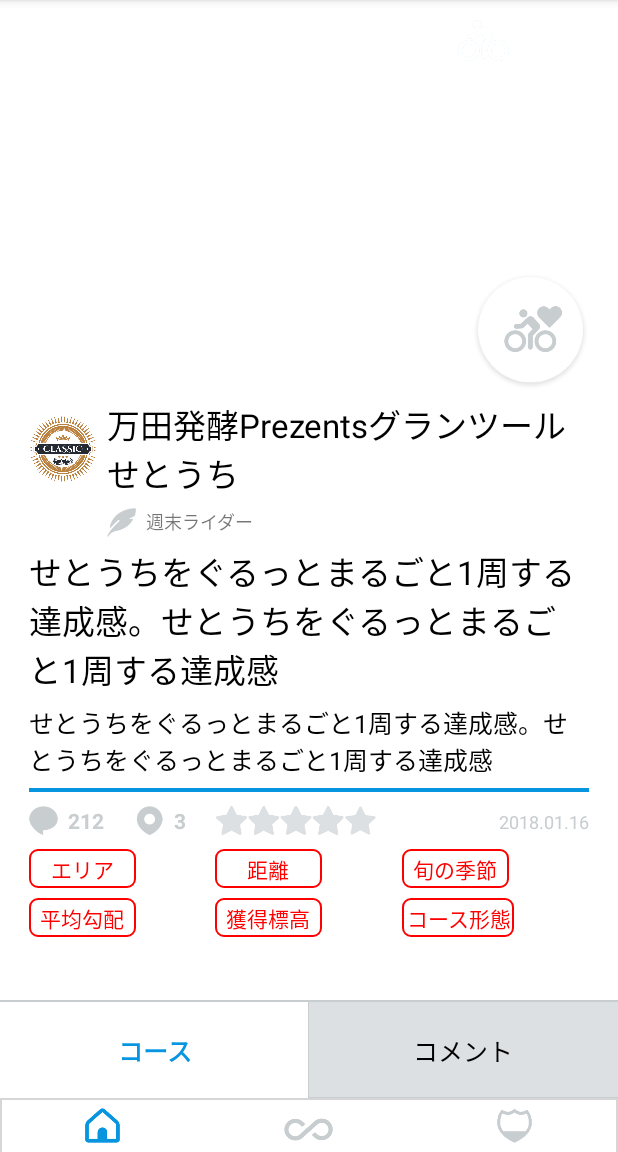
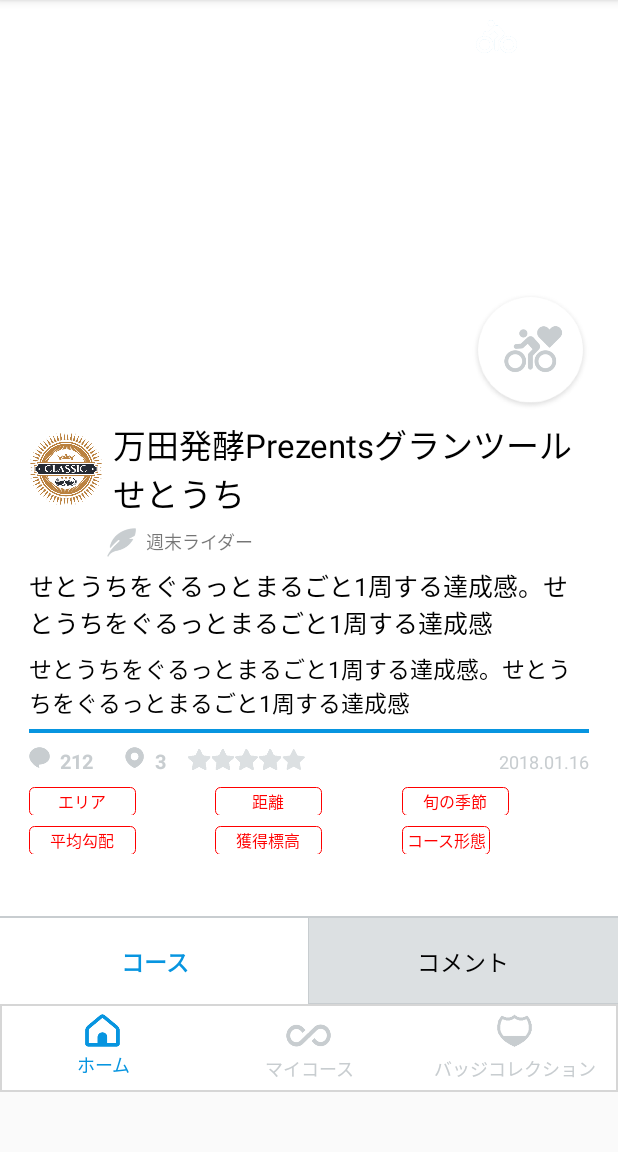
Before and after one commit to dienanh2210/TDAndroid, an Android app: the fragment CourseDetailFragment shown on its own in the app's theme, after a tap on an icon or button, on a phone screen of 412 x 824 dp, the part 84-1236 px from its top. Run offline under Robolectric (Android 15) with nearby library versions, the phone set to English and light mode, and no system bars; our stand-ins replace ButterKnife, Picasso, Volley, sdp/ssp sizes; libraries missing offline, so code that uses them is left out: com.facebook, com.facebook.login, com.linecorp.linesdk, com.twitter.sdk; plain views replace RoundedImageView; network calls fail; pictures from the network do not load; 2 statements that could not run were skipped; 1 other tap on this screen came first.

```diff
--- a/app/src/main/java/vn/javis/tourde/activity/CourseListActivity.java
+++ b/app/src/main/java/vn/javis/tourde/activity/CourseListActivity.java
@@ -35,7 +35,9 @@ import java.util.HashMap;
 import java.util.List;
 import java.util.Locale;
 
+import vn.javis.tourde.apiservice.CommentsAPI;
 import vn.javis.tourde.apiservice.ListCourseAPI;
+import vn.javis.tourde.apiservice.LoginAPI;
 import vn.javis.tourde.fragment.BadgeCollectionFragment;
 import vn.javis.tourde.fragment.CourseDetailFragment;
 import vn.javis.tourde.fragment.CourseDetailSpotImagesFragment;
@@ -43,6 +45,7 @@ import vn.javis.tourde.fragment.CourseDriveFragment;
 import vn.javis.tourde.fragment.CourseListFragment;
 import vn.javis.tourde.R;
 import vn.javis.tourde.fragment.FragmentTabLayoutMyCourse;
+import vn.javis.tourde.fragment.LoginFragment;
 import vn.javis.tourde.fragment.PostCommentFragment;
 import vn.javis.tourde.fragment.TakePhotoFragment;
 import vn.javis.tourde.services.GoogleService;
@@ -149,7 +152,6 @@ public class CourseListActivity extends AppCompatActivity implements ServiceCall
 
     public void showCommentPost() {
         openPage(new PostCommentFragment(), true);
-
     }
 
     public void showCourseDrive() {
--- a/app/src/main/java/vn/javis/tourde/activity/MainActivity.java
+++ b/app/src/main/java/vn/javis/tourde/activity/MainActivity.java
@@ -23,6 +23,7 @@ import java.util.ArrayList;
 import java.util.List;
 import vn.javis.tourde.R;
 import vn.javis.tourde.apiservice.LoginAPI;
+import vn.javis.tourde.apiservice.SpotEquipmentReview;
 import vn.javis.tourde.fragment.LoginFragment;
 import vn.javis.tourde.fragment.RegisterFragment;
 import vn.javis.tourde.model.Account;
@@ -48,6 +49,8 @@ public class MainActivity extends AppCompatActivity {
         }
         else
             changeCourseListActivity();
+
+
     }
 
     void changeActivity() {
--- a/app/src/main/java/vn/javis/tourde/apiservice/ApiEndpoint.java
+++ b/app/src/main/java/vn/javis/tourde/apiservice/ApiEndpoint.java
@@ -16,14 +16,17 @@ public class ApiEndpoint {
     public static String POST_LOGIN_SNS = "/post/loginAccountSNS/";
     public  static String GET_GET_ACCOUNT ="/get/getAccount/";
     public  static String POST_REVIEW_COURSE ="/post/reviewCourse/";
+    public  static String POST_CHECK_COURSE_REVIEW ="/post/checkCourseReview/";
     public  static String GET_FAVORITE_COURSE_APP  ="/get/getFavoriteCourseListApp/";
     public  static String POST_INSERT_FAVORITE_COURSE_APP ="/post/insertFavoriteCourseApp/";
     public  static String POST_DELETE_FAVORITE_COURSE_APP ="/post/deleteFavoriteCourseApp/";
     public  static String GET_SPOT_DATA ="/get/getSpotData/";
+    public  static String GET_SPOT_EQUIPMENT_REVIEW ="/get/getSpotEquipmentReview";
     public  static String POST_IMAGE ="/post/postImage/";
     public  static String POST_COURSE_IMAGE ="/post/postCourseImage/";
     public  static String POST_COURSE_LOG ="/post/postCourseLog/";
     public  static String POST_CHECK_IN_STAMP ="/post/checkInStamp/";
+    public  static String POST_RESET_PASSWORD ="/post/resetPassword/";
     public static String SNS_ID = "sns_id";
     public static String SNS_KIND = "sns_kind";
 
--- a/app/src/main/java/vn/javis/tourde/apiservice/ListCourseAPI.java
+++ b/app/src/main/java/vn/javis/tourde/apiservice/ListCourseAPI.java
@@ -71,6 +71,7 @@ public class ListCourseAPI {
             int abc = 0;
             JSONObject allJsonObject = jsonObject.getJSONObject("list");
             Iterator<String> key = allJsonObject.keys();
+            instance.mAllCourses.clear();
             while (key.hasNext()) {
                 abc++;
                 String id = key.next();
--- a/app/src/main/res/drawable/course_border.xml
+++ b/app/src/main/res/drawable/course_border.xml
@@ -24,7 +24,7 @@
 
     <!-- và đây là bán kính đường tròn ở 4 góc -->
     <corners
-        android:radius="8dp" >
+        android:radius="5dp" >
     </corners>
 
 </shape>
--- a/app/src/main/res/drawable/text_border.xml
+++ b/app/src/main/res/drawable/text_border.xml
@@ -10,21 +10,21 @@
 
     <!-- đặt thuộc tính màu và độ rộng của đường viền -->
     <stroke
-        android:width="1dp"
+        android:width=".4dp"
         android:color="@color/Red" >
     </stroke>
 
     <!-- các thuộc tính căn chỉnh-->
     <padding
         android:left="3dp"
-        android:top="3dp"
+        android:top="1.5dp"
         android:right="3dp"
-        android:bottom="3dp" >
+        android:bottom="1.5dp" >
     </padding>
 
     <!-- và đây là bán kính đường tròn ở 4 góc -->
     <corners
-        android:radius="5dp" >
+        android:radius="3dp" >
     </corners>
 
 </shape>
--- a/app/src/main/res/layout/course_detail_fragment.xml
+++ b/app/src/main/res/layout/course_detail_fragment.xml
@@ -13,7 +13,7 @@
 
         <RelativeLayout
             android:layout_width="match_parent"
-            android:layout_height="@dimen/_200sdp">
+            android:layout_height="@dimen/_210sdp">
 
             <ImageView
                 android:id="@+id/img_course_detail"
@@ -40,19 +40,19 @@
 
             <ImageButton
                 android:id="@+id/btn_back_to_list"
-                android:layout_width="@dimen/_14sdp"
-                android:layout_height="@dimen/_21sdp"
+                android:layout_width="@dimen/_11sdp"
+                android:layout_height="@dimen/_17sdp"
                 android:layout_alignParentStart="true"
                 android:layout_alignParentTop="true"
-                android:layout_marginStart="@dimen/_10sdp"
+                android:layout_marginStart="@dimen/_15sdp"
                 android:layout_marginTop="@dimen/_10sdp"
                 android:background="@drawable/icon_back"
                 android:contentDescription="@string/image_description" />
 
             <ImageButton
                 android:id="@+id/btn_share"
-                android:layout_width="@dimen/_21sdp"
-                android:layout_height="@dimen/_21sdp"
+                android:layout_width="@dimen/_17sdp"
+                android:layout_height="@dimen/_17sdp"
                 android:layout_alignParentEnd="true"
                 android:layout_alignParentTop="true"
                 android:layout_marginEnd="@dimen/_15sdp"
@@ -62,8 +62,8 @@
 
             <ImageButton
                 android:id="@+id/btn_bicyle"
-                android:layout_width="@dimen/_26sdp"
-                android:layout_height="@dimen/_21sdp"
+                android:layout_width="@dimen/_21sdp"
+                android:layout_height="@dimen/_17sdp"
                 android:layout_alignParentTop="true"
                 android:layout_marginEnd="@dimen/_20sdp"
                 android:layout_marginTop="@dimen/_10sdp"
@@ -92,8 +92,8 @@
 
             <com.makeramen.roundedimageview.RoundedImageView xmlns:app="http://schemas.android.com/apk/res-auto"
                 android:id="@+id/img_post_user_detail"
-                android:layout_width="@dimen/_35sdp"
-                android:layout_height="@dimen/_35sdp"
+                android:layout_width="@dimen/_38sdp"
+                android:layout_height="@dimen/_38sdp"
                 android:src="@drawable/icon_classic"
                 app:riv_border_color="@color/SkyBlue"
                 app:riv_border_width=".5dp"
@@ -157,7 +157,7 @@
             android:layout_marginRight="@dimen/_15sdp"
             android:text="@string/course_detail_phrase_detail"
             android:textColor="@color/Black"
-            android:textSize="@dimen/_17sdp" />
+            android:textSize="@dimen/_13sdp" />
         <TextView
             android:id="@+id/txt_introduction"
             android:layout_width="match_parent"
@@ -167,7 +167,7 @@
             android:layout_marginRight="@dimen/_15sdp"
             android:text="@string/course_detail_phrase_detail"
             android:textColor="@color/Black"
-            android:textSize="@dimen/_13sdp" />
+            android:textSize="@dimen/_12sdp" />
         <ImageView
             android:layout_width="match_parent"
             android:layout_height="@dimen/_2sdp"
@@ -187,8 +187,8 @@
 
             <ImageView
                 android:id="@+id/img_icon_comment"
-                android:layout_width="@dimen/_15sdp"
-                android:layout_height="@dimen/_15sdp"
+                android:layout_width="@dimen/_11sdp"
+                android:layout_height="@dimen/_11sdp"
                 android:contentDescription="@string/image_description"
                 android:src="@drawable/icon_comment1" />
 
@@ -200,14 +200,14 @@
                 android:paddingEnd="@dimen/_1sdp"
                 android:paddingStart="@dimen/_5sdp"
                 android:text="@string/course_detail_212"
-                android:textSize="@dimen/_11sdp"
+                android:textSize="@dimen/_10sdp"
                 android:textColor="@color/Gray"
                 android:textStyle="bold" />
 
             <ImageView
                 android:id="@+id/img_icon_spot"
-                android:layout_width="@dimen/_15sdp"
-                android:layout_height="@dimen/_15sdp"
+                android:layout_width="@dimen/_11sdp"
+                android:layout_height="@dimen/_11sdp"
                 android:layout_marginStart="@dimen/_15sdp"
                 android:contentDescription="@string/image_description"
                 android:src="@drawable/ic_spot" />
@@ -220,14 +220,14 @@
                 android:paddingEnd="@dimen/_1sdp"
                 android:paddingStart="@dimen/_5sdp"
                 android:text="@string/course_detail_3"
-                android:textSize="@dimen/_11sdp"
+                android:textSize="@dimen/_10sdp"
                 android:textColor="@color/Gray"
                 android:textStyle="bold" />
 
             <ImageView
                 android:id="@+id/star_rate"
-                android:layout_width="@dimen/_90sdp"
-                android:layout_height="@dimen/_15sdp"
+                android:layout_width="@dimen/_60sdp"
+                android:layout_height="@dimen/_13sdp"
                 android:layout_marginLeft="@dimen/_10sdp"
                 android:src="@drawable/icon_star0" />
 
@@ -239,7 +239,7 @@
                 android:gravity="end"
                 android:text="@string/course_detail_date"
                 android:textColor="@color/Gray"
-                android:textSize="@dimen/_9ssp" />
+                android:textSize="@dimen/_9sdp" />
         </LinearLayout>
         <LinearLayout
             android:layout_width="match_parent"
@@ -264,12 +264,12 @@
 
                 <TextView
                     android:layout_width="@dimen/_55sdp"
-                    android:layout_height="@dimen/_20sdp"
+                    android:layout_height="@dimen/_15sdp"
                     android:background="@drawable/text_border"
                     android:gravity="center"
                     android:text="@string/Area"
                     android:textColor="@color/Red"
-                    android:textSize="@dimen/_11ssp" />
+                    android:textSize="@dimen/_8sdp" />
 
 
                 <TextView
@@ -277,7 +277,7 @@
                     android:layout_width="match_parent"
                     android:layout_height="wrap_content"
                     android:textColor="@color/Red"
-                    android:textSize="@dimen/_11sdp"
+                    android:textSize="@dimen/_10sdp"
                     android:layout_marginStart="@dimen/_5sdp" />
             </LinearLayout>
 
@@ -293,12 +293,12 @@
 
                 <TextView
                     android:layout_width="@dimen/_55sdp"
-                    android:layout_height="@dimen/_20sdp"
+                    android:layout_height="@dimen/_15sdp"
                     android:background="@drawable/text_border"
                     android:gravity="center"
                     android:text="@string/DistanceType"
                     android:textColor="@color/Red"
-                    android:textSize="@dimen/_11ssp" />
+                    android:textSize="@dimen/_8sdp" />
 
 
                 <TextView
@@ -306,7 +306,7 @@
                     android:layout_width="match_parent"
                     android:layout_height="wrap_content"
                     android:textColor="@color/Red"
-                    android:textSize="@dimen/_11sdp"
+                    android:textSize="@dimen/_10sdp"
                     android:layout_marginStart="@dimen/_5sdp" />
             </LinearLayout>
 
@@ -322,12 +322,12 @@
 
                 <TextView
                     android:layout_width="@dimen/_55sdp"
-                    android:layout_height="@dimen/_20sdp"
+                    android:layout_height="@dimen/_15sdp"
                     android:background="@drawable/text_border"
                     android:gravity="center"
                     android:text="@string/Season"
                     android:textColor="@color/Red"
-                    android:textSize="@dimen/_11ssp"
+                    android:textSize="@dimen/_8ssp"
 
                     />
 
@@ -336,7 +336,7 @@
                     android:layout_width="match_parent"
                     android:layout_height="wrap_content"
                     android:textColor="@color/Red"
-                    android:textSize="@dimen/_11sdp"
+                    android:textSize="@dimen/_10sdp"
                     android:layout_marginStart="@dimen/_5sdp" />
             </LinearLayout>
         </LinearLayout>
@@ -362,19 +362,19 @@
 
                 <TextView
                     android:layout_width="@dimen/_55sdp"
-                    android:layout_height="@dimen/_20sdp"
+                    android:layout_height="@dimen/_15sdp"
                     android:background="@drawable/text_border"
                     android:gravity="center"
                     android:text="@string/AvarageSlope"
                     android:textColor="@color/Red"
-                    android:textSize="@dimen/_11ssp" />
+                    android:textSize="@dimen/_8ssp" />
 
                 <TextView
                     android:id="@+id/txt_average_slope"
                     android:layout_width="match_parent"
                     android:layout_height="wrap_content"
                     android:textColor="@color/Red"
-                    android:textSize="@dimen/_11sdp"
+                    android:textSize="@dimen/_10sdp"
                     android:layout_marginStart="@dimen/_5sdp" />
             </LinearLayout>
 
@@ -390,12 +390,12 @@
 
                 <TextView
                     android:layout_width="@dimen/_55sdp"
-                    android:layout_height="@dimen/_20sdp"
+                    android:layout_height="@dimen/_15sdp"
                     android:background="@drawable/text_border"
                     android:gravity="center"
                     android:text="@string/search_course_elevation"
                     android:textColor="@color/Red"
-                    android:textSize="@dimen/_11sdp" />
+                    android:textSize="@dimen/_8sdp" />
 
 
                 <TextView
@@ -403,7 +403,7 @@
                     android:layout_width="match_parent"
                     android:layout_height="wrap_content"
                     android:textColor="@color/Red"
-                    android:textSize="@dimen/_11sdp"
+                    android:textSize="@dimen/_10sdp"
                     android:layout_marginStart="@dimen/_5sdp" />
             </LinearLayout>
 
@@ -419,19 +419,19 @@
 
                 <TextView
                     android:layout_width="wrap_content"
-                    android:layout_height="@dimen/_20sdp"
+                    android:layout_height="@dimen/_15sdp"
                     android:background="@drawable/text_border"
                     android:gravity="center"
                     android:text="@string/CourseType"
 
                     android:textColor="@color/Red"
-                    android:textSize="@dimen/_11ssp" />
+                    android:textSize="@dimen/_8sdp" />
 
                 <TextView
                     android:id="@+id/txt_course_type"
                     android:layout_width="match_parent"
                     android:layout_height="wrap_content"
-                    android:textSize="@dimen/_11sdp"
+                    android:textSize="@dimen/_10sdp"
                     android:textColor="@color/Red"
                     android:layout_marginStart="@dimen/_5sdp" />
             </LinearLayout>
@@ -445,29 +445,28 @@
             android:layout_marginRight="@dimen/_15sdp"
             android:layout_marginTop="@dimen/_7sdp"
             android:textColor="@color/SkyBlue"
-            android:textSize="@dimen/_11sdp" />
+            android:textSize="@dimen/_10sdp" />
 
         <!--<include layout="@layout/course_tab_container"></include>-->
 
         <vn.javis.tourde.customlayout.TourDeTabLayout
             android:id="@+id/tab_layout"
             android:layout_width="match_parent"
-            android:layout_height="@dimen/_50sdp"
+            android:layout_height="@dimen/_45sdp"
             android:layout_marginTop="@dimen/_10sdp"
             android:visibility="visible"
             app:tabActiveColor="@android:color/white"
-            app:tabHeight="@dimen/_50sdp"
+            app:tabHeight="@dimen/_45sdp"
             app:tabItems="@array/title_test"
             app:tabNormalColor="#DCE0E2"
             app:tabTextActiveColor="@color/color_text_tab"
             app:tabTextColor="@color/Black"
-            app:tabTextSize="@dimen/_13sdp"></vn.javis.tourde.customlayout.TourDeTabLayout>
+            app:tabTextSize="@dimen/_12sdp"></vn.javis.tourde.customlayout.TourDeTabLayout>
 
         <vn.javis.tourde.view.YourScrollableViewPager
             android:id="@+id/course_view_pager"
             android:layout_width="match_parent"
             android:layout_height="match_parent"></vn.javis.tourde.view.YourScrollableViewPager>
-
         <include layout="@layout/footer_layout"></include>
     </LinearLayout>
 </ScrollView>
--- a/app/src/main/res/layout/footer_layout.xml
+++ b/app/src/main/res/layout/footer_layout.xml
@@ -13,13 +13,13 @@
     <RelativeLayout
         android:id="@+id/btn_home_footer"
         android:layout_width="0dp"
-        android:layout_height="@dimen/_40sdp"
+        android:layout_height="@dimen/_38sdp"
         android:layout_weight="1">
 
         <ImageButton
             android:id="@+id/img_home"
             android:layout_width="@dimen/_18sdp"
-            android:layout_height="@dimen/_18sdp"
+            android:layout_height="@dimen/_17sdp"
             android:layout_alignParentTop="true"
             android:layout_centerHorizontal="true"
             android:background="@drawable/icon_home"
@@ -46,7 +46,7 @@
 
         <ImageButton
             android:id="@+id/img_mycourse"
-            android:layout_width="@dimen/_25sdp"
+            android:layout_width="@dimen/_23sdp"
             android:layout_height="@dimen/_12sdp"
             android:layout_alignParentTop="true"
             android:layout_centerHorizontal="true"
@@ -76,7 +76,7 @@
         <ImageButton
             android:id="@+id/img_badge_collect"
             android:layout_width="@dimen/_18sdp"
-            android:layout_height="@dimen/_18sdp"
+            android:layout_height="@dimen/_17sdp"
             android:layout_alignParentTop="true"
             android:layout_centerHorizontal="true"
             android:background="@drawable/icon_badge"
--- a/app/src/main/res/layout/tab_comment.xml
+++ b/app/src/main/res/layout/tab_comment.xml
@@ -6,8 +6,8 @@
 
     <ImageButton
         android:id="@+id/btn_post_comment"
-        android:layout_width="@dimen/_130sdp"
-        android:layout_height="@dimen/_40sdp"
+        android:layout_width="@dimen/_160sdp"
+        android:layout_height="@dimen/_47sdp"
         android:background="@drawable/btn_comment_post"
         android:layout_gravity="center"
         android:layout_marginTop="@dimen/_20sdp"
@@ -16,7 +16,7 @@
         />
     <View
         android:layout_width="match_parent"
-        android:layout_height="@dimen/_1sdp"
+        android:layout_height=".3dp"
         android:background="@color/search_course_color_divider_background" />
     <android.support.v7.widget.RecyclerView
         android:id="@+id/comment_recylerview"
```
Also changed, not shown: app/src/main/java/vn/javis/tourde/adapter/ListCommentAdapter.java (+13 -1 lines), app/src/main/java/vn/javis/tourde/apiservice/CommentsAPI.java (+6 -1 lines), app/src/main/java/vn/javis/tourde/apiservice/LoginAPI.java (+6 -1 lines), app/src/main/java/vn/javis/tourde/apiservice/SpotEquipmentReview.java (added, +15 -0 lines), app/src/main/res/layout/badge_collection.xml (+8 -8 lines), app/src/main/res/layout/comment_row.xml (+8 -7 lines), app/src/main/res/layout/course_view_row.xml (+42 -38 lines), app/src/main/res/layout/fragment_course_list_view.xml (+16 -16 lines), app/src/main/res/layout/list_spots_detail.xml (+9 -8 lines), app/src/main/res/layout/tab_course.xml (+29 -26 lines).
